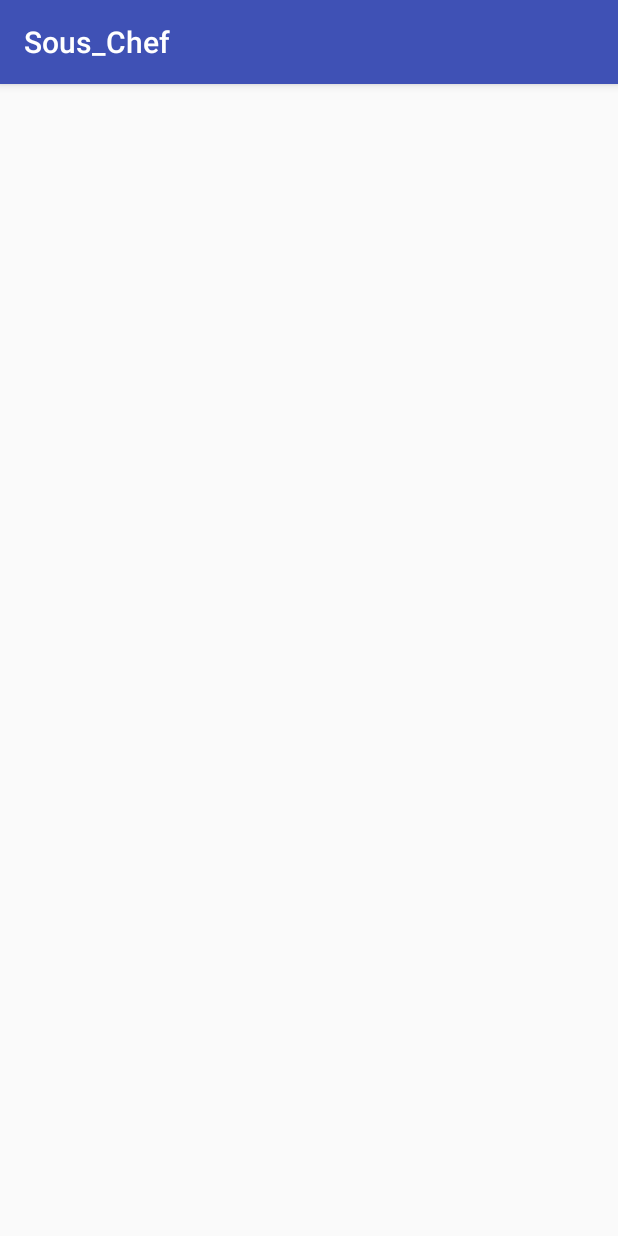
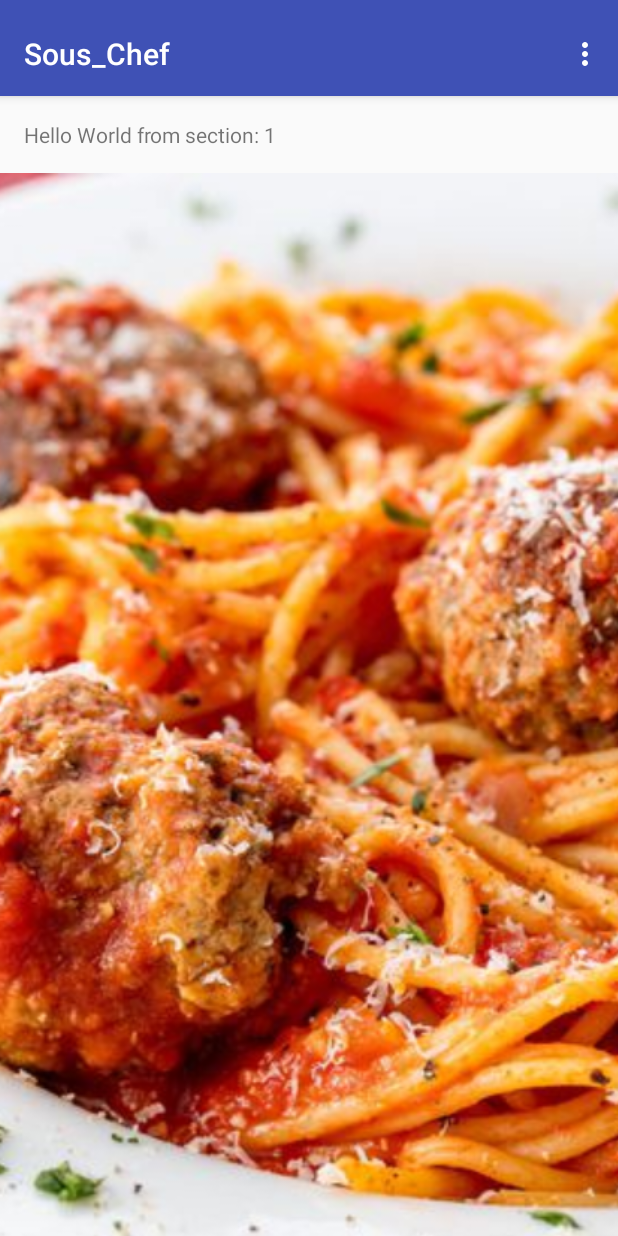
Before and after one commit to nsfan666666/Sous_Chef, an Android app: the screen it shows after launch (IntroActivity before the commit, RecipeChooser after it), on a phone screen of 412 x 824 dp. Run offline under Robolectric (Android 15) with nearby library versions, the phone set to English and light mode, and no system bars; 1 statement that could not run was skipped.

Commit message:
Recipe chooser now shows some sample images. You can swipe among them.

```diff
--- a/app/build.gradle
+++ b/app/build.gradle
@@ -22,6 +22,7 @@ dependencies {
     implementation fileTree(dir: 'libs', include: ['*.jar'])
     implementation 'com.android.support:appcompat-v7:27.1.1'
     implementation 'com.android.support.constraint:constraint-layout:1.1.0'
+    implementation 'com.android.support:design:27.1.1'
     testImplementation 'junit:junit:4.12'
     androidTestImplementation 'com.android.support.test:runner:1.0.1'
     androidTestImplementation 'com.android.support.test.espresso:espresso-core:3.0.1'
--- a/app/src/main/AndroidManifest.xml
+++ b/app/src/main/AndroidManifest.xml
@@ -19,7 +19,11 @@
             </intent-filter>
         </activity>
         <activity android:name=".IntroActivity" />
-        <activity android:name=".Test"></activity>
+        <activity android:name=".Test" />
+        <activity
+            android:name=".RecipeChooser"
+            android:label="@string/title_activity_recipe_chooser"
+            android:theme="@style/AppTheme.NoActionBar"></activity>
     </application>
 
 </manifest>
--- /dev/null
+++ b/app/src/main/java/com/souschef/sork/sous_chef/Recipe.java
@@ -0,0 +1,29 @@
+package com.souschef.sork.sous_chef;
+
+import android.graphics.Bitmap;
+
+import java.util.List;
+import java.util.Map;
+
+/**
+ * Created by Robin on 2018-04-18.
+ */
+
+public class Recipe {
+    public String name;
+    public int difficulty;
+    public String portions;
+    public String time;
+    public Bitmap cover;
+    public List<String> list;
+    public Map<String, String> ingredients;
+
+    public Recipe(String name, int difficulty, String portions, String time, Bitmap cover) {
+        this.name = name;
+        this.difficulty = difficulty;
+        this.portions = portions;
+        this.time = time;
+        this.cover = cover;
+    }
+
+}
--- /dev/null
+++ b/app/src/main/java/com/souschef/sork/sous_chef/RecipeChooser.java
@@ -0,0 +1,177 @@
+package com.souschef.sork.sous_chef;
+
+import android.graphics.Bitmap;
+import android.graphics.BitmapFactory;
+import android.support.design.widget.FloatingActionButton;
+import android.support.design.widget.Snackbar;
+import android.support.v7.app.AppCompatActivity;
+import android.support.v7.widget.Toolbar;
+
+import android.support.v4.app.Fragment;
+import android.support.v4.app.FragmentManager;
+import android.support.v4.app.FragmentPagerAdapter;
+import android.support.v4.view.ViewPager;
+import android.os.Bundle;
+import android.util.Log;
+import android.view.LayoutInflater;
+import android.view.Menu;
+import android.view.MenuItem;
+import android.view.View;
+import android.view.ViewGroup;
+
+import android.widget.ImageView;
+import android.widget.TextView;
+
+import java.util.ArrayList;
+import java.util.List;
+
+public class RecipeChooser extends AppCompatActivity {
+
+    /**
+     * The {@link android.support.v4.view.PagerAdapter} that will provide
+     * fragments for each of the sections. We use a
+     * {@link FragmentPagerAdapter} derivative, which will keep every
+     * loaded fragment in memory. If this becomes too memory intensive, it
+     * may be best to switch to a
+     * {@link android.support.v4.app.FragmentStatePagerAdapter}.
+     */
+    private SectionsPagerAdapter mSectionsPagerAdapter;
+
+    /**
+     * The {@link ViewPager} that will host the section contents.
+     */
+    private ViewPager mViewPager;
+
+    private static List<Recipe> recipeList;
+
+    @Override
+    protected void onCreate(Bundle savedInstanceState) {
+        super.onCreate(savedInstanceState);
+        setContentView(R.layout.activity_recipe_chooser);
+
+        // TODO Add some test recipes
+        recipeList = new ArrayList<>();
+        Bitmap bitmap = BitmapFactory.decodeResource(getResources(), R.drawable.spaghetti);
+        Recipe recipe1 = new Recipe("Köttfärsås och spaghetti", 2, "4-6", "30 min", bitmap);
+        recipeList.add(recipe1);
+
+        Bitmap bitmap2 = BitmapFactory.decodeResource(getResources(), R.drawable.biff);
+        Recipe recipe2 = new Recipe("Köttfärsås och spaghetti", 2, "4-6", "30 min", bitmap2);
+        recipeList.add(recipe2);
+
+        Bitmap bitmap3 = BitmapFactory.decodeResource(getResources(), R.drawable.soppa);
+        Recipe recipe3 = new Recipe("Köttfärsås och spaghetti", 2, "4-6", "30 min", bitmap3);
+        recipeList.add(recipe3);
+
+        Bitmap bitmap4 = BitmapFactory.decodeResource(getResources(), R.drawable.ryggbiff);
+        Recipe recipe4 = new Recipe("Köttfärsås och spaghetti", 2, "4-6", "30 min", bitmap4);
+        recipeList.add(recipe4);
+
+        Bitmap bitmap5 = BitmapFactory.decodeResource(getResources(), R.drawable.hamburgare);
+        Recipe recipe5 = new Recipe("Köttfärsås och spaghetti", 2, "4-6", "30 min", bitmap5);
+        recipeList.add(recipe5);
+
+        Toolbar toolbar = (Toolbar) findViewById(R.id.toolbar);
+        setSupportActionBar(toolbar);
+        // Create the adapter that will return a fragment for each of the three
+        // primary sections of the activity.
+        mSectionsPagerAdapter = new SectionsPagerAdapter(getSupportFragmentManager());
+
+        // Set up the ViewPager with the sections adapter.
+        mViewPager = (ViewPager) findViewById(R.id.container);
+        mViewPager.setAdapter(mSectionsPagerAdapter);
+    }
+
+
+    @Override
+    public boolean onCreateOptionsMenu(Menu menu) {
+        // Inflate the menu; this adds items to the action bar if it is present.
+        getMenuInflater().inflate(R.menu.menu_recipe_chooser, menu);
+        return true;
+    }
+
+    @Override
+    public boolean onOptionsItemSelected(MenuItem item) {
+        // Handle action bar item clicks here. The action bar will
+        // automatically handle clicks on the Home/Up button, so long
+        // as you specify a parent activity in AndroidManifest.xml.
+        int id = item.getItemId();
+
+        //noinspection SimplifiableIfStatement
+        if (id == R.id.action_settings) {
+            return true;
+        }
+
+        return super.onOptionsItemSelected(item);
+    }
+
+    /**
+     * A placeholder fragment containing a simple view.
+     */
+    public static class PlaceholderFragment extends Fragment {
+        /**
+         * The fragment argument representing the section number for this
+         * fragment.
+         */
+        private static final String ARG_SECTION_NUMBER = "section_number";
+
+        public PlaceholderFragment() {
+        }
+
+        /**
+         * Returns a new instance of this fragment for the given section
+         * number.
+         */
+        public static PlaceholderFragment newInstance(int sectionNumber) {
+            PlaceholderFragment fragment = new PlaceholderFragment();
+            Bundle args = new Bundle();
+            args.putInt(ARG_SECTION_NUMBER, sectionNumber);
+            fragment.setArguments(args);
+            return fragment;
+        }
+
+        @Override
+        public View onCreateView(LayoutInflater inflater, ViewGroup container,
+                                 Bundle savedInstanceState) {
+            View rootView = inflater.inflate(R.layout.fragment_recipe_chooser, container, false);
+            TextView textView = (TextView) rootView.findViewById(R.id.section_label);
+            textView.setText(getString(R.string.section_format, getArguments().getInt(ARG_SECTION_NUMBER)));
+
+            int sectionNumber = getArguments().getInt(ARG_SECTION_NUMBER) - 1;
+
+            ImageView cover = (ImageView) rootView.findViewById(R.id.cover);
+            if(sectionNumber < recipeList.size() && sectionNumber >= 0) {
+                Recipe recipe = recipeList.get(sectionNumber);
+                if(recipe != null) {
+                    cover.setImageBitmap(recipe.cover);
+                }
+            }
+
+            return rootView;
+        }
+    }
+
+    /**
+     * A {@link FragmentPagerAdapter} that returns a fragment corresponding to
+     * one of the sections/tabs/pages.
+     */
+    public class SectionsPagerAdapter extends FragmentPagerAdapter {
+
+        public SectionsPagerAdapter(FragmentManager fm) {
+            super(fm);
+        }
+
+        @Override
+        public Fragment getItem(int position) {
+            // getItem is called to instantiate the fragment for the given page.
+            // Return a PlaceholderFragment (defined as a static inner class below).
+            return PlaceholderFragment.newInstance(position + 1);
+        }
+
+        @Override
+        public int getCount() {
+            // Show 5 total pages.
+            return 5;
+        }
+    }
+}
--- a/app/src/main/java/com/souschef/sork/sous_chef/SplashActivity.java
+++ b/app/src/main/java/com/souschef/sork/sous_chef/SplashActivity.java
@@ -10,7 +10,7 @@ public class SplashActivity extends AppCompatActivity {
     protected void onCreate(Bundle savedInstanceState) {
         super.onCreate(savedInstanceState);
         setContentView(R.layout.activity_splash);
-        Intent intent = new Intent(this, IntroActivity.class);
+        Intent intent = new Intent(this, RecipeChooser.class);
         startActivity(intent);
         finish();
     }
--- a/app/src/main/res/layout/activity_intro.xml
+++ b/app/src/main/res/layout/activity_intro.xml
@@ -6,4 +6,13 @@
     android:layout_height="match_parent"
     tools:context=".IntroActivity">
 
+    <EditText
+        android:id="@+id/editText2"
+        android:layout_width="wrap_content"
+        android:layout_height="wrap_content"
+        android:ems="10"
+        android:inputType="textPersonName"
+        android:text="Name"
+        tools:layout_editor_absoluteX="0dp"
+        tools:layout_editor_absoluteY="0dp" />
 </android.support.constraint.ConstraintLayout>
--- /dev/null
+++ b/app/src/main/res/layout/activity_recipe_chooser.xml
@@ -0,0 +1,38 @@
+<?xml version="1.0" encoding="utf-8"?>
+<android.support.design.widget.CoordinatorLayout xmlns:android="http://schemas.android.com/apk/res/android"
+    xmlns:app="http://schemas.android.com/apk/res-auto"
+    xmlns:tools="http://schemas.android.com/tools"
+    android:id="@+id/main_content"
+    android:layout_width="match_parent"
+    android:layout_height="match_parent"
+    android:fitsSystemWindows="true"
+    tools:context="com.souschef.sork.sous_chef.RecipeChooser">
+
+    <android.support.design.widget.AppBarLayout
+        android:id="@+id/appbar"
+        android:layout_width="match_parent"
+        android:layout_height="wrap_content"
+        android:paddingTop="@dimen/appbar_padding_top"
+        android:theme="@style/AppTheme.AppBarOverlay">
+
+        <android.support.v7.widget.Toolbar
+            android:id="@+id/toolbar"
+            android:layout_width="match_parent"
+            android:layout_height="?attr/actionBarSize"
+            android:layout_weight="1"
+            android:background="?attr/colorPrimary"
+            app:layout_scrollFlags="scroll|enterAlways"
+            app:popupTheme="@style/AppTheme.PopupOverlay"
+            app:title="@string/app_name">
+
+        </android.support.v7.widget.Toolbar>
+
+    </android.support.design.widget.AppBarLayout>
+
+    <android.support.v4.view.ViewPager
+        android:id="@+id/container"
+        android:layout_width="match_parent"
+        android:layout_height="match_parent"
+        app:layout_behavior="@string/appbar_scrolling_view_behavior" />
+
+</android.support.design.widget.CoordinatorLayout>
--- /dev/null
+++ b/app/src/main/res/layout/fragment_recipe_chooser.xml
@@ -0,0 +1,37 @@
+<android.support.constraint.ConstraintLayout xmlns:android="http://schemas.android.com/apk/res/android"
+    xmlns:app="http://schemas.android.com/apk/res-auto"
+    xmlns:tools="http://schemas.android.com/tools"
+    android:id="@+id/constraintLayout"
+    android:layout_width="match_parent"
+    android:layout_height="match_parent"
+    tools:context="com.souschef.sork.sous_chef.RecipeChooser$PlaceholderFragment">
+
+    <LinearLayout
+        android:layout_width="match_parent"
+        android:layout_height="match_parent"
+        android:orientation="vertical">
+
+        <TextView
+            android:id="@+id/section_label"
+            android:layout_width="match_parent"
+            android:layout_height="wrap_content"
+            android:layout_marginBottom="@dimen/activity_vertical_margin"
+            android:layout_marginEnd="@dimen/activity_horizontal_margin"
+            android:layout_marginStart="@dimen/activity_horizontal_margin"
+            android:layout_marginTop="@dimen/activity_vertical_margin"
+            app:layout_constraintLeft_toLeftOf="parent"
+            app:layout_constraintTop_toTopOf="@+id/constraintLayout"
+            tools:layout_constraintLeft_creator="1"
+            tools:layout_constraintTop_creator="1" />
+
+        <ImageView
+            android:id="@+id/cover"
+            android:layout_width="match_parent"
+            android:layout_height="match_parent"
+            android:src="@mipmap/ic_launcher"
+            android:scaleType="centerCrop"
+            tools:layout_editor_absoluteX="131dp"
+            tools:layout_editor_absoluteY="108dp" />
+    </LinearLayout>
+
+</android.support.constraint.ConstraintLayout>
--- /dev/null
+++ b/app/src/main/res/menu/menu_recipe_chooser.xml
@@ -0,0 +1,10 @@
+<menu xmlns:android="http://schemas.android.com/apk/res/android"
+    xmlns:app="http://schemas.android.com/apk/res-auto"
+    xmlns:tools="http://schemas.android.com/tools"
+    tools:context="com.souschef.sork.sous_chef.RecipeChooser">
+    <item
+        android:id="@+id/action_settings"
+        android:orderInCategory="100"
+        android:title="@string/action_settings"
+        app:showAsAction="never" />
+</menu>
--- /dev/null
+++ b/app/src/main/res/values-w820dp/dimens.xml
@@ -0,0 +1,6 @@
+<resources>
+    <!-- Example customization of dimensions originally defined in res/values/dimens.xml
+         (such as screen margins) for screens with more than 820dp of available width. This
+         would include 7" and 10" devices in landscape (~960dp and ~1280dp respectively). -->
+    <dimen name="activity_horizontal_margin">64dp</dimen>
+</resources>
--- /dev/null
+++ b/app/src/main/res/values/dimens.xml
@@ -0,0 +1,7 @@
+<resources>
+    <!-- Default screen margins, per the Android Design guidelines. -->
+    <dimen name="activity_horizontal_margin">16dp</dimen>
+    <dimen name="activity_vertical_margin">16dp</dimen>
+    <dimen name="fab_margin">16dp</dimen>
+    <dimen name="appbar_padding_top">8dp</dimen>
+</resources>
--- a/app/src/main/res/values/strings.xml
+++ b/app/src/main/res/values/strings.xml
@@ -1,3 +1,6 @@
 <resources>
     <string name="app_name">Sous_Chef</string>
+    <string name="title_activity_recipe_chooser">RecipeChooser</string>
+    <string name="action_settings">Settings</string>
+    <string name="section_format">Hello World from section: %1$d</string>
 </resources>
--- a/app/src/main/res/values/styles.xml
+++ b/app/src/main/res/values/styles.xml
@@ -15,4 +15,13 @@
         <!-- <item name="colorPrimaryDark">@android:color/white</item> -->
     </style>
 
+    <style name="AppTheme.NoActionBar">
+        <item name="windowActionBar">false</item>
+        <item name="windowNoTitle">true</item>
+    </style>
+
+    <style name="AppTheme.AppBarOverlay" parent="ThemeOverlay.AppCompat.Dark.ActionBar" />
+
+    <style name="AppTheme.PopupOverlay" parent="ThemeOverlay.AppCompat.Light" />
+
 </resources>
```
Also changed, not shown: app/src/main/res/drawable/biff.jpg (added), app/src/main/res/drawable/hamburgare.jpg (added), app/src/main/res/drawable/ryggbiff.jpg (added), app/src/main/res/drawable/soppa.jpg (added), app/src/main/res/drawable/spaghetti.jpg (added).
